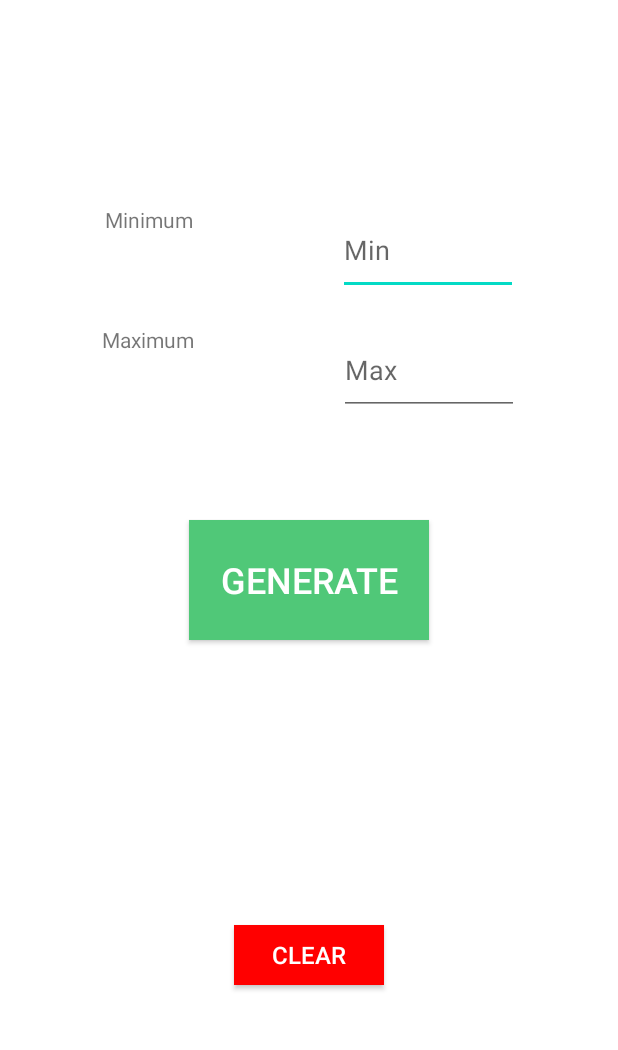
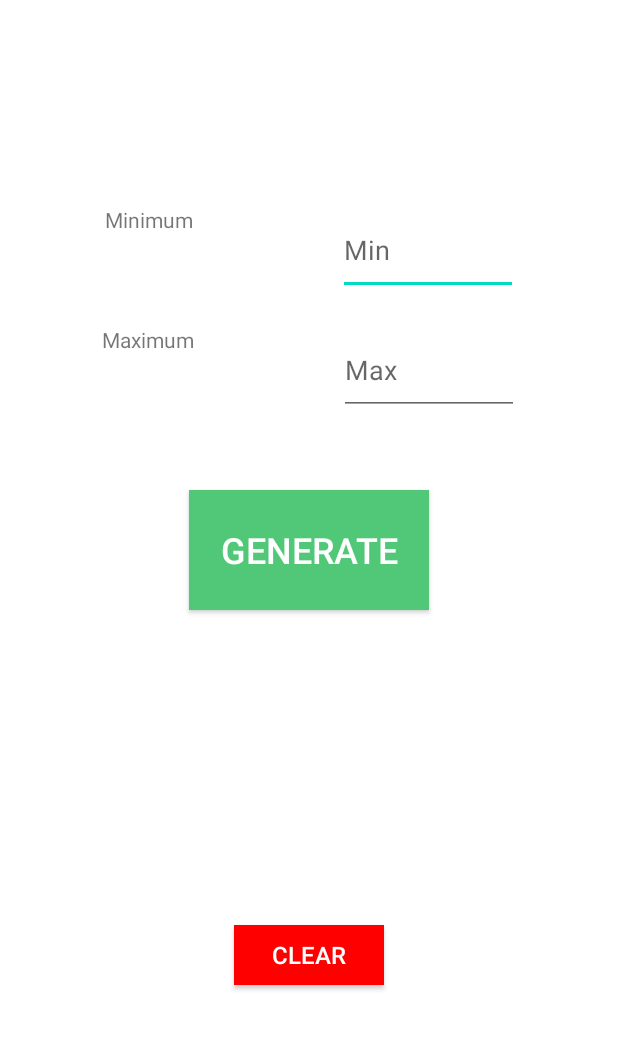
Before and after one commit to Jam-Silverio-dev/Random-Number-Generator, an Android app: the screen it shows after launch (MainActivity), on a phone screen of 412 x 824 dp, the part 185-1235 px from its top. Run offline under Robolectric (Android 15) with nearby library versions, the phone set to English and light mode, and no system bars.

Commit message:
Edited activity_main.xml

```diff
--- a/app/src/main/res/layout/activity_main.xml
+++ b/app/src/main/res/layout/activity_main.xml
@@ -77,7 +77,7 @@
         android:id="@+id/buttonGenerateResult"
         android:layout_width="160dp"
         android:layout_height="80dp"
-        android:layout_marginTop="70dp"
+        android:layout_marginTop="50dp"
         android:background="#50C878"
         android:text="GENERATE"
         android:textColor="@color/white"
@@ -89,7 +89,7 @@
     <TextView
         android:id="@+id/clickCount"
         android:layout_width="0dp"
-        android:layout_height="20dp"
+        android:layout_height="30dp"
         android:layout_marginTop="10dp"
         android:gravity="center"
         android:textColor="#C0C0C0"
@@ -101,7 +101,7 @@
     <TextView
         android:id="@+id/numbers"
         android:layout_width="0dp"
-        android:layout_height="20dp"
+        android:layout_height="30dp"
         android:layout_marginTop="10dp"
         android:gravity="center"
         android:textColor="#C0C0C0"
```
